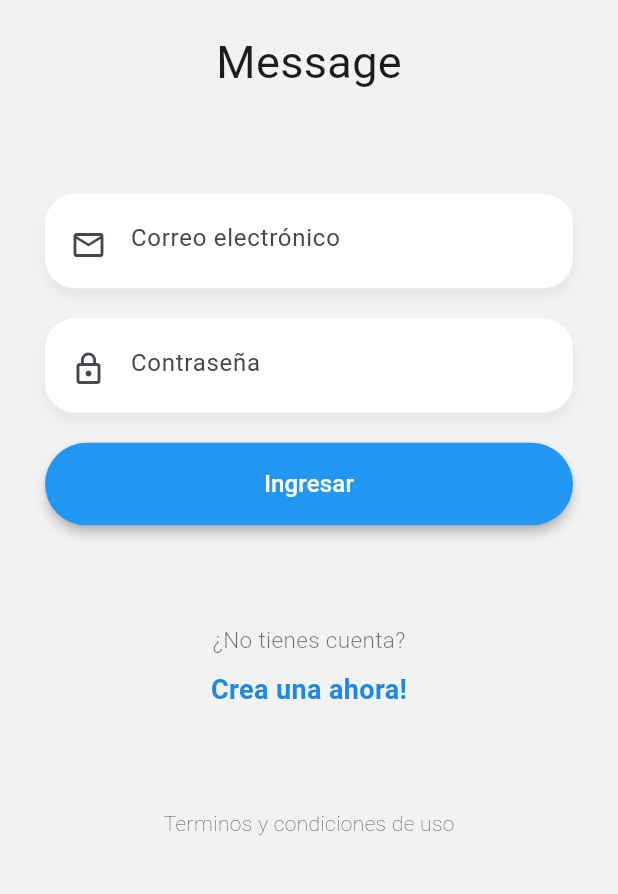
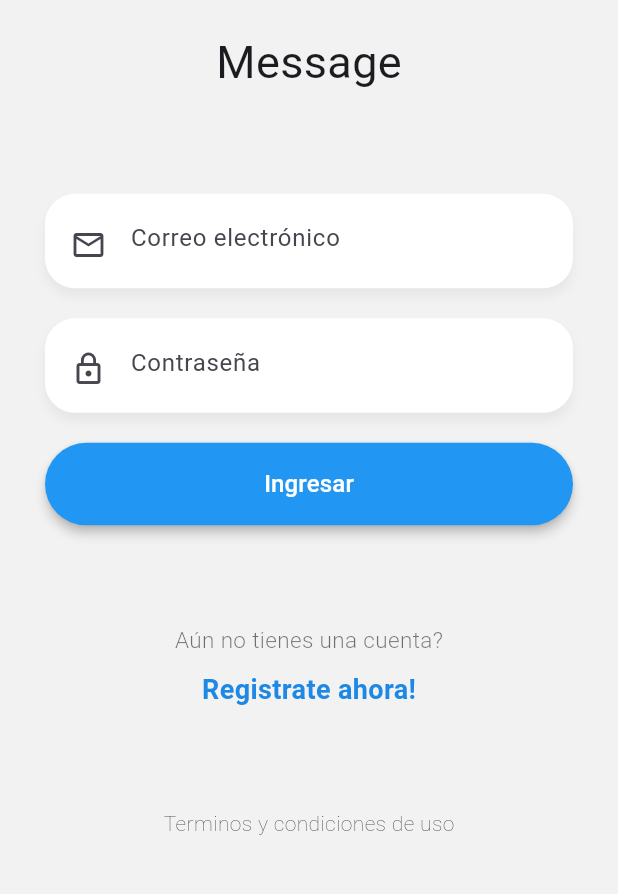
Before and after one commit to Miguel-GH681/flutter-chat-app, a Flutter app: the LoginPage screen opened by its route, on a phone screen of 412 x 824 dp, the part 251-1145 px from its top. Run offline on Flutter 3.47's test engine with Material 3 defaults, Android fonts, the phone set to English and light mode, and no system bars; our stand-ins replace flutter_secure_storage, pull_to_refresh_flutter3; accounts and stored records are empty; network calls fail.

Commit message:
Finalización del flujo del login

```diff
--- /dev/null
+++ b/lib/global/environment.dart
@@ -0,0 +1,6 @@
+import 'dart:io';
+
+class Environment{
+  static String apiUrl = Platform.isAndroid ? '172.16.0.118:3000' : 'http://localhost:3000/api';
+  static String socketUrl = Platform.isAndroid ? 'http://172.16.0.118:3000' : 'http://localhost:3000';
+}
--- a/lib/models/usuario.dart
+++ b/lib/models/usuario.dart
@@ -1,13 +1,33 @@
+import 'dart:convert';
+
+Usuario usuarioFromJson(String str) => Usuario.fromJson(json.decode(str));
+
+String usuarioToJson(Usuario data) => json.encode(data.toJson());
+
 class Usuario {
+  String name;
+  String email;
   bool online;
-  String email;
-  String nombre;
   String uid;
 
   Usuario({
+    required this.name,
+    required this.email,
     required this.online,
-    required this.email,
-    required this.nombre,
-    required this.uid
+    required this.uid,
   });
+
+  factory Usuario.fromJson(Map<String, dynamic> json) => Usuario(
+    name: json["name"],
+    email: json["email"],
+    online: json["online"],
+    uid: json["uid"],
+  );
+
+  Map<String, dynamic> toJson() => {
+    "name": name,
+    "email": email,
+    "online": online,
+    "uid": uid,
+  };
 }
--- a/lib/pages/login_page.dart
+++ b/lib/pages/login_page.dart
@@ -1,7 +1,11 @@
+import 'package:chat_app/helpers/alert.dart';
+import 'package:chat_app/services/auth_service.dart';
 import 'package:chat_app/widgets/custom_botton.dart';
 import 'package:chat_app/widgets/custom_input.dart';
 import 'package:chat_app/widgets/header.dart';
+import 'package:chat_app/widgets/label.dart';
 import 'package:flutter/material.dart';
+import 'package:provider/provider.dart';
 
 class LoginPage extends StatelessWidget {
   const LoginPage({super.key});
@@ -20,7 +24,7 @@ class LoginPage extends StatelessWidget {
               children: [
                 Header(title: 'Message'),
                 _Form(),
-                _Labels(),
+                Label(title: 'Aún no tienes una cuenta?', subtitle: 'Registrate ahora!', route: 'register'),
                 Container(
                   margin: EdgeInsets.only(bottom: 15),
                   child: Text(
@@ -54,6 +58,9 @@ class _FormState extends State<_Form> {
 
   @override
   Widget build(BuildContext context) {
+
+    final authService = Provider.of<AuthService>(context);
+
     return Container(
       margin: EdgeInsets.symmetric(horizontal: 30),
       child: Column(
@@ -72,9 +79,16 @@ class _FormState extends State<_Form> {
           ),
           CustomBotton(
             text: 'Ingresar',
-            onPressed: (){
-              print(emailController.text);
-              print(passwordController.text);
+            onPressed: authService.loading
+              ? null
+              : () async{
+                FocusScope.of(context).unfocus();
+                final loginStatus = await authService.login(emailController.text.trim(), passwordController.text.trim());
+                if(loginStatus){
+                  Navigator.pushReplacementNamed(context, 'users');
+                } else{
+                  showAlert(context, 'Credenciales incorrectas', 'Revise sus credenciales nuevamente.');
+                }
             }
           )
         ],
@@ -82,39 +96,3 @@ class _FormState extends State<_Form> {
     );
   }
 }
-
-class _Labels extends StatelessWidget {
-  const _Labels({super.key});
-
-  @override
-  Widget build(BuildContext context) {
-    return Container(
-      child: Column(
-        children: [
-          Text(
-            '¿No tienes cuenta?',
-            style: TextStyle(
-              color: Colors.black54,
-              fontSize: 15,
-              fontWeight: FontWeight.w300
-            )
-          ),
-          SizedBox(height: 10,),
-          GestureDetector(
-            onTap: (){
-              Navigator.pushReplacementNamed(context, 'register');
-            },
-            child: Text(
-            'Crea una ahora!',
-              style: TextStyle(
-                color: Colors.blue[600],
-                fontSize: 18,
-                fontWeight: FontWeight.bold
-              ),
-            ),
-          )
-        ],
-      ),
-    );
-  }
-}
--- a/lib/widgets/custom_botton.dart
+++ b/lib/widgets/custom_botton.dart
@@ -2,13 +2,14 @@ import 'package:flutter/material.dart';
 
 class CustomBotton extends StatelessWidget {
   final String text;
-  final void Function() onPressed;
+  final void Function()? onPressed;
 
-  const CustomBotton({super.key, required this.text, required this.onPressed});
+  const CustomBotton({super.key, required this.text, this.onPressed});
 
   @override
   Widget build(BuildContext context) {
     return MaterialButton(
+      disabledColor: Colors.black26,
       elevation: 3,
       highlightElevation: 5,
       color: Colors.blue,
--- /dev/null
+++ b/lib/widgets/label.dart
@@ -0,0 +1,38 @@
+import 'package:flutter/material.dart';
+
+class Label extends StatelessWidget {
+  final String title;
+  final String subtitle;
+  final String route;
+  const Label({super.key, required this.title, required this.subtitle, required this.route});
+
+  @override
+  Widget build(BuildContext context) {
+    return Column(
+      children: [
+        Text(
+            title,
+            style: TextStyle(
+                color: Colors.black54,
+                fontSize: 15,
+                fontWeight: FontWeight.w300
+            )
+        ),
+        SizedBox(height: 10,),
+        GestureDetector(
+          onTap: (){
+            Navigator.pushReplacementNamed(context, route);
+          },
+          child: Text(
+            subtitle,
+            style: TextStyle(
+                color: Colors.blue[600],
+                fontSize: 18,
+                fontWeight: FontWeight.bold
+            ),
+          ),
+        )
+      ],
+    );
+  }
+}
--- a/pubspec.yaml
+++ b/pubspec.yaml
@@ -35,6 +35,9 @@ dependencies:
   # Use with the CupertinoIcons class for iOS style icons.
   cupertino_icons: ^1.0.8
   pull_to_refresh_flutter3: ^2.0.2
+  provider: ^6.1.5+1
+  http: ^1.5.0
+  flutter_secure_storage: ^9.2.4
 
 dev_dependencies:
   flutter_test:
```
Also changed, not shown: lib/helpers/alert.dart (added, +19 -0 lines), lib/main.dart (+12 -5 lines), lib/models/login_response.dart (added, +31 -0 lines), lib/pages/loading_page.dart (+38 -2 lines), lib/pages/register_page.dart (+18 -5 lines), lib/pages/users_page.dart (+19 -9 lines), lib/services/auth_service.dart (added, +122 -0 lines), pubspec.lock, 5 other files. Lines whose indentation alone changed are shown as unchanged.
